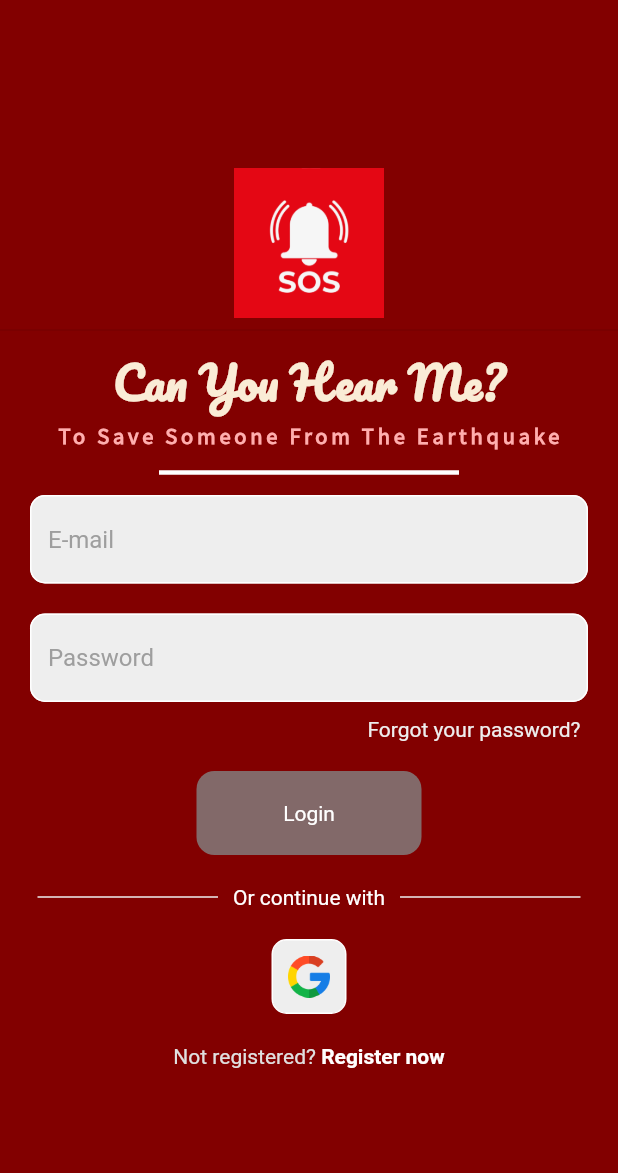
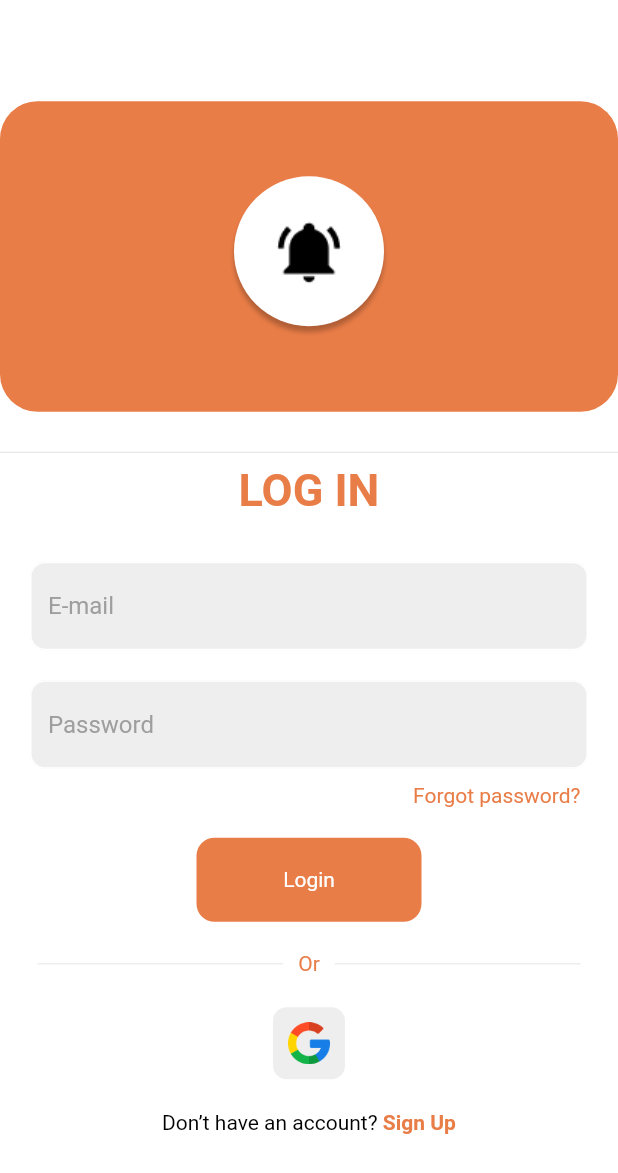
Before and after one commit to Google-Solution-Challenge-Metu/CanYouHearMe, a Flutter app: the screen it shows after launch, on a phone screen of 412 x 824 dp. Shown: the top 1173 px of the screen. Run offline on Flutter 3.47's test engine with Material 2 defaults, Android fonts, the phone set to English and light mode, and no system bars; our stand-ins replace audioplayers, awesome_snackbar_content, cloud_firestore, firebase_auth, firebase_core, firebase_storage and 10 more; missing offline and left inert: custom_info_window, open_street_map_search_and_pick; accounts and stored records are empty; Roboto replaces fonts that are missing (GoogleFonts); project files that could hold a hidden picture were left out.

Commit message:
ui first update

```diff
--- a/lib/main.dart
+++ b/lib/main.dart
@@ -4,6 +4,7 @@ import 'package:flutter/material.dart';
 import 'package:firebase_core/firebase_core.dart';
 import 'package:provider/provider.dart';
 import 'firebase_options.dart';
+import 'intro1.dart';
 
 void main() async {
   WidgetsFlutterBinding.ensureInitialized();
--- a/lib/screens/help/maps/map_custom.dart
+++ b/lib/screens/help/maps/map_custom.dart
@@ -93,7 +93,7 @@ class _MapUIStatecustom extends State<MapUIcustom> {
                     child: Row(
                       children: [
                         SizedBox(
-                          width: 100,
+                          width: 200,
                           child: Text(
                             _latLang()['address'],
                             maxLines: 2,
--- a/lib/screens/login_page.dart
+++ b/lib/screens/login_page.dart
@@ -100,19 +100,41 @@ class _MainPageState extends State<MainPage> {
   @override
   Widget build(BuildContext context) {
     return Scaffold(
-      backgroundColor: const Color.fromARGB(255, 130, 0, 0),
+      backgroundColor: Color.fromARGB(255, 255, 255, 255),
       body: Center(
         child: SingleChildScrollView(
           child: Column(
             mainAxisAlignment: MainAxisAlignment.center,
             children: <Widget>[
               Container(
+                // autogroupe2pp7c9 (57P22SfybUb95vsn6xE2PP)
+                margin:  EdgeInsets.fromLTRB(0, 0, 0, 19),
+                width:  double.infinity,
+                height:  207,
+                decoration:  BoxDecoration (
+                  color:  Color(0xffe97d47),
+                  borderRadius:  BorderRadius.circular(25),
+                ),
+                child:
+              Column(
+                children:  [
+                  SizedBox(height:50.0),
+                  Container(
                     width: 100,
                     height: 100,
-                decoration: const BoxDecoration(
+                    decoration:  BoxDecoration (
+                      borderRadius:  BorderRadius.circular(50),
+                      color:  Color(0xffffffff),
                       image: DecorationImage(
-                    image: AssetImage("assets/images/sosbutton.png"),
+                          image: AssetImage("assets/images/ring.png"),
                         ),
+                      boxShadow:  [
+                        BoxShadow(
+                          color:  Color(0x3f000000),
+                          offset:  Offset(0, 4),
+                          blurRadius:  2,
+                        ),
+                      ],
                     ),
                     child: GestureDetector(
                       onTap: () {
@@ -122,25 +144,29 @@ class _MainPageState extends State<MainPage> {
                       },
                     ),
                   ),
+                ]
+              )
+            ),
+
               const Divider(),
               const Text(
-                "Can You Hear Me?",
+                "LOG IN",
                 style: TextStyle(
-                    fontFamily: "Pacifico",
+                    fontFamily: "GoogleFonts",
                     fontSize: 30.0,
-                    color: Color.fromARGB(255, 250, 236, 214),
+                    color: Color(0xffe97d47),
                     fontWeight: FontWeight.bold),
               ),
-              const Text(
-                "To Save Someone From The Earthquake",
-                style: TextStyle(
-                  fontFamily: "Source Sans Pro",
-                  fontSize: 15.0,
-                  letterSpacing: 2.5,
-                  fontWeight: FontWeight.bold,
-                  color: Color.fromARGB(255, 255, 174, 174),
-                ),
-              ),
+              //const Text(
+              //  "To Save Someone From The Earthquake",
+              //  style: TextStyle(
+              //    fontFamily: "Source Sans Pro",
+              //    fontSize: 15.0,
+              //    letterSpacing: 2.5,
+              //    fontWeight: FontWeight.bold,
+              //    color: Color.fromARGB(255, 255, 174, 174),
+              //  ),
+              //),
               const SizedBox(
                 height: 30.0,
                 width: 200.0,
@@ -165,8 +191,8 @@ class _MainPageState extends State<MainPage> {
                     GestureDetector(
                       onTap: () {},
                       child: Text(
-                        "Forgot your password?",
-                        style: TextStyle(color: Colors.grey.shade200),
+                        "Forgot password?",
+                        style: TextStyle(color: Color(0xffe97d47)),
                       ),
                     ),
                   ],
@@ -192,9 +218,9 @@ class _MainPageState extends State<MainPage> {
                     const Padding(
                       padding: EdgeInsets.symmetric(horizontal: 10.0),
                       child: Text(
-                        "Or continue with",
+                        "Or",
                         style: TextStyle(
-                          color: Colors.white,
+                          color: Color(0xffe97d47),
                         ),
                       ),
                     ),
@@ -237,17 +263,17 @@ class _MainPageState extends State<MainPage> {
                 mainAxisAlignment: MainAxisAlignment.center,
                 children: [
                   Text(
-                    "Not registered?",
+                    "Don’t have an account?",
                     style: TextStyle(
-                      color: Colors.grey[300],
+                      color: Color.fromARGB(255, 0, 0, 0),
                     ),
                   ),
                   GestureDetector(
                     onTap: registerUser,
                     child: const Text(
-                      " Register now",
+                      " Sign Up",
                       style: TextStyle(
-                        color: Colors.white,
+                        color: Color(0xffe97d47),
                         fontWeight: FontWeight.bold,
                       ),
                     ),
@@ -274,7 +300,7 @@ class _MainPageState extends State<MainPage> {
           width: 150.0,
           padding: const EdgeInsets.all(20.0),
           decoration: BoxDecoration(
-              color: Color.fromARGB(255, 130, 105, 105),
+              color: Color(0xffe97d47),
               borderRadius: BorderRadius.circular(12.0)),
           child: const Center(
             child: Text(
```
Also changed, not shown: lib/intro1.dart (added, +265 -0 lines), lib/intro2.dart (added, +16 -0 lines), assets/images/donate_people.png (added), assets/images/hands.png (added), assets/images/ring.png (added), assets/images/share.png (added), assets/images/word_orange.png (added). Lines whose indentation alone changed are shown as unchanged.
